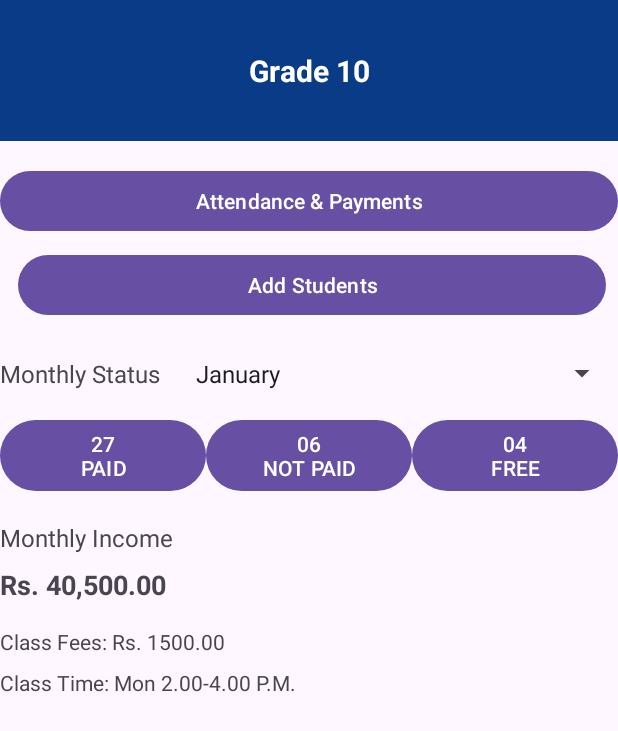
After one commit to MeghanaNuwanthi/Tuition-Class-Management-System, an Android app: the layout activity_grade10.xml on its own in the app's theme, with its tools: preview values and no code run, on a phone screen of 412 x 824 dp. The commit adds this screen. Shown: the top 731 px of the screen. Run offline under Robolectric (Android 15) with nearby library versions, the phone set to English and light mode, and no system bars.

Commit message:
grade 10

```diff
--- a/app/src/main/AndroidManifest.xml
+++ b/app/src/main/AndroidManifest.xml
@@ -12,6 +12,9 @@
         android:supportsRtl="true"
         android:theme="@style/Theme.MyApplicationmobile"
         tools:targetApi="31">
+        <activity
+            android:name=".Grade10"
+            android:exported="false" />
         <activity
             android:name=".DashboardActivity"
             android:exported="false" />
--- /dev/null
+++ b/app/src/main/java/edu/cinec/myapplication_mobile/Grade10.java
@@ -0,0 +1,68 @@
+package edu.cinec.myapplication_mobile;
+
+import androidx.appcompat.app.AppCompatActivity;
+
+import android.content.Intent;
+import android.os.Bundle;
+import android.view.View;
+import android.widget.Button;
+
+public class MainActivity extends AppCompatActivity {
+
+    @Override
+    protected void onCreate(Bundle savedInstanceState) {
+        super.onCreate(savedInstanceState);
+        setContentView(R.layout.activity_main);
+
+        Button attendancePaymentsButton = findViewById(R.id.attendancePaymentsButton);
+        Button addStudentsButton = findViewById(R.id.addStudentsButton);
+        Button paidButton = findViewById(R.id.paidButton);
+        Button notPaidButton = findViewById(R.id.notPaidButton);
+        Button freeButton = findViewById(R.id.freeButton);
+
+        attendancePaymentsButton.setOnClickListener(new View.OnClickListener() {
+            @Override
+            public void onClick(View v) {
+                // Start Attendance/Payments Activity
+                Intent intent = new Intent(MainActivity.this, AttendancePaymentsActivity.class);
+                startActivity(intent);
+            }
+        });
+
+        addStudentsButton.setOnClickListener(new View.OnClickListener() {
+            @Override
+            public void onClick(View v) {
+                // Start Add Students Activity
+                Intent intent = new Intent(MainActivity.this, AddStudentsActivity.class);
+                startActivity(intent);
+            }
+        });
+
+        paidButton.setOnClickListener(new View.OnClickListener() {
+            @Override
+            public void onClick(View v) {
+                // Start Paid Students Activity
+                Intent intent = new Intent(MainActivity.this, PaidStudentsActivity.class);
+                startActivity(intent);
+            }
+        });
+
+        notPaidButton.setOnClickListener(new View.OnClickListener() {
+            @Override
+            public void onClick(View v) {
+                // Start Not Paid Students Activity
+                Intent intent = new Intent(MainActivity.this, NotPaidStudentsActivity.class);
+                startActivity(intent);
+            }
+        });
+
+        freeButton.setOnClickListener(new View.OnClickListener() {
+            @Override
+            public void onClick(View v) {
+                // Start Free Students Activity
+                Intent intent = new Intent(MainActivity.this, FreeStudentsActivity.class);
+                startActivity(intent);
+            }
+        });
+    }
+}
--- /dev/null
+++ b/app/src/main/res/layout/activity_grade10.xml
@@ -0,0 +1,121 @@
+<?xml version="1.0" encoding="utf-8"?>
+<RelativeLayout xmlns:android="http://schemas.android.com/apk/res/android"
+    xmlns:tools="http://schemas.android.com/tools"
+    android:layout_width="match_parent"
+    android:layout_height="match_parent"
+    tools:context=".AdminActivity">
+<LinearLayout
+    android:layout_width="match_parent"
+    android:layout_height="match_parent"
+    android:orientation="vertical"
+    android:padding="0dp"
+    tools:context=".MainActivity"
+    android:layout_margin="0dp">
+
+    <TextView
+        android:layout_width="match_parent"
+        android:layout_height="wrap_content"
+        android:text="Grade 10"
+        android:textSize="20sp"
+        android:textStyle="bold"
+        android:layout_gravity="center_horizontal"
+        android:layout_marginBottom="16dp"
+        android:background="#0A3B87"
+        android:gravity="center"
+        android:paddingBottom="50px"
+        android:paddingTop="50px"
+        android:textColor="@color/white"/>
+
+    <Button
+        android:id="@+id/attendancePaymentsButton"
+        android:layout_width="match_parent"
+        android:layout_height="wrap_content"
+        android:text="Attendance &amp; Payments" />
+
+    <Button
+        android:id="@+id/addStudentsButton"
+        android:layout_width="match_parent"
+        android:layout_height="wrap_content"
+        android:text="Add Students"
+        android:layout_marginTop="8dp"
+        android:layout_marginLeft="12dp"
+        android:layout_marginRight="8dp"/>
+
+    <LinearLayout
+        android:layout_width="match_parent"
+        android:layout_height="wrap_content"
+        android:orientation="horizontal"
+        android:layout_marginTop="16dp">
+
+        <TextView
+            android:layout_width="wrap_content"
+            android:layout_height="wrap_content"
+            android:text="Monthly Status"
+            android:textSize="16sp" />
+
+        <Spinner
+        android:id="@+id/monthSpinner"
+        android:layout_width="0dp"
+        android:layout_height="wrap_content"
+        android:layout_weight="2"
+        android:layout_marginStart="8dp"
+        android:padding="8dp"  android:entries="@array/months_array" /></LinearLayout>
+
+    <LinearLayout
+        android:layout_width="match_parent"
+        android:layout_height="wrap_content"
+        android:orientation="horizontal"
+        android:layout_marginTop="8dp">
+
+        <Button
+            android:id="@+id/paidButton"
+            android:layout_width="0dp"
+            android:layout_height="wrap_content"
+            android:layout_weight="1"
+            android:text="27\nPAID" />
+
+        <Button
+            android:id="@+id/notPaidButton"
+            android:layout_width="0dp"
+            android:layout_height="wrap_content"
+            android:layout_weight="1"
+            android:text="06\nNOT PAID" />
+
+        <Button
+            android:id="@+id/freeButton"
+            android:layout_width="0dp"
+            android:layout_height="wrap_content"
+            android:layout_weight="1"
+            android:text="04\nFREE" />
+    </LinearLayout>
+
+    <TextView
+        android:layout_width="wrap_content"
+        android:layout_height="wrap_content"
+        android:text="Monthly Income"
+        android:textSize="16sp"
+        android:layout_marginTop="16dp" />
+
+    <TextView
+        android:id="@+id/incomeTextView"
+        android:layout_width="wrap_content"
+        android:layout_height="wrap_content"
+        android:text="Rs. 40,500.00"
+        android:textSize="18sp"
+        android:textStyle="bold"
+        android:layout_marginTop="8dp" />
+
+    <TextView
+        android:layout_width="wrap_content"
+        android:layout_height="wrap_content"
+        android:text="Class Fees: Rs. 1500.00"
+        android:layout_marginTop="16dp" />
+
+    <TextView
+        android:layout_width="wrap_content"
+        android:layout_height="wrap_content"
+        android:text="Class Time: Mon 2.00-4.00 P.M."
+        android:layout_marginTop="8dp" />
+
+</LinearLayout>
+</RelativeLayout>
--- a/app/src/main/res/values/strings.xml
+++ b/app/src/main/res/values/strings.xml
@@ -1 +1,16 @@
-<resources></resources>
+<resources>
+    <string-array name="months_array">
+        <item>January</item>
+        <item>February</item>
+        <item>March</item>
+        <item>April</item>
+        <item>May</item>
+        <item>June</item>
+        <item>July</item>
+        <item>August</item>
+        <item>September</item>
+        <item>October</item>
+        <item>November</item>
+        <item>December</item>
+    </string-array>
+</resources>
```
